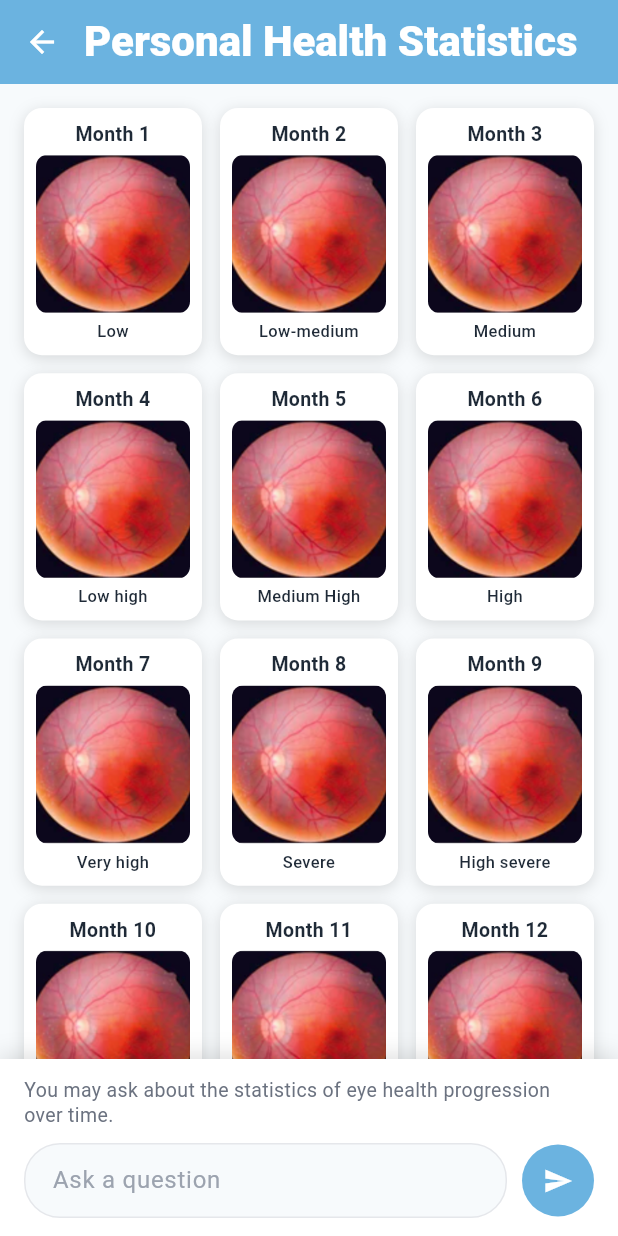
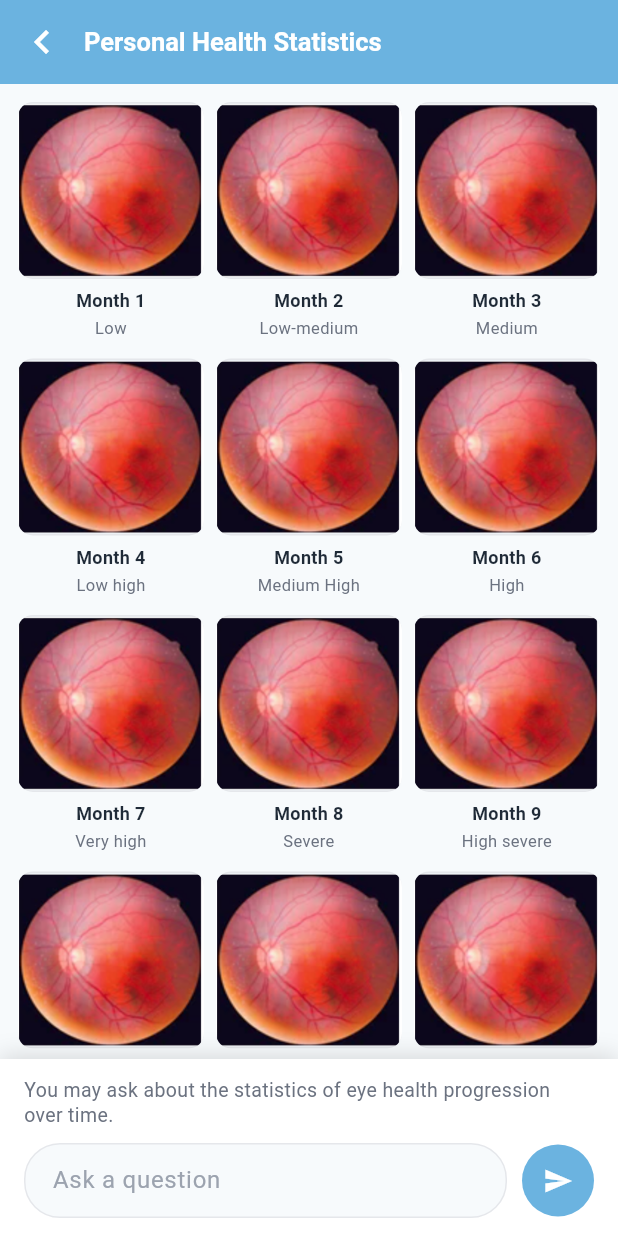
Before and after one commit to amatyaichhya/eye-health, a Flutter app: the screen it shows after launch, after a tap on "Personal Health Statistics", on a phone screen of 412 x 824 dp. Run offline on Flutter 3.47's test engine with Material 3 defaults, Android fonts, the phone set to English and light mode, and no system bars; our stand-ins replace camera, fl_chart, flutter_native_splash, image_picker, nb_utils, permission_handler.

Commit message:
feat: Changed app colors and components in statistics and assistant pages

```diff
--- a/lib/pages/statistics_screen/ai_statistics_screen.dart
+++ b/lib/pages/statistics_screen/ai_statistics_screen.dart
@@ -20,7 +20,7 @@ class _AiStatisticsScreenState extends State<AiStatisticsScreen> {
   Widget build(BuildContext context) {
     return Scaffold(
       backgroundColor: const Color(0xFFF5F5F5),
-      appBar: EyeHealthAppbar(),
+      appBar: const EyeHealthAppbar(title: 'Personal Health Statistics'),
       body: SafeArea(
         child: Padding(
           padding: const EdgeInsets.symmetric(horizontal: 16.0, vertical: 0.0),
--- a/lib/pages/statistics_screen/statistics_screen.dart
+++ b/lib/pages/statistics_screen/statistics_screen.dart
@@ -13,18 +13,18 @@ class _StatisticsScreenState extends State<StatisticsScreen> {
   final TextEditingController _messageController = TextEditingController();
 
   final List<Map<String, dynamic>> monthlyData = [
-    {'month': 'Month 1', 'risk': 'Low', 'color': Colors.green.shade600},
-    {'month': 'Month 2', 'risk': 'Low-medium', 'color': Colors.orange.shade600},
-    {'month': 'Month 3', 'risk': 'Medium', 'color': Colors.orange.shade700},
-    {'month': 'Month 4', 'risk': 'Low high', 'color': Colors.red.shade600},
-    {'month': 'Month 5', 'risk': 'Medium High', 'color': Colors.red.shade700},
-    {'month': 'Month 6', 'risk': 'High', 'color': Colors.red.shade800},
-    {'month': 'Month 7', 'risk': 'Very high', 'color': Colors.red.shade900},
-    {'month': 'Month 8', 'risk': 'Severe', 'color': Colors.red.shade900},
-    {'month': 'Month 9', 'risk': 'High severe', 'color': Colors.red.shade900},
-    {'month': 'Month 10', 'risk': 'High severe', 'color': Colors.red.shade900},
-    {'month': 'Month 11', 'risk': 'High severe', 'color': Colors.red.shade900},
-    {'month': 'Month 12', 'risk': 'High severe', 'color': Colors.red.shade900},
+    {'month': 'Month 1', 'risk': 'Low'},
+    {'month': 'Month 2', 'risk': 'Low-medium'},
+    {'month': 'Month 3', 'risk': 'Medium'},
+    {'month': 'Month 4', 'risk': 'Low high'},
+    {'month': 'Month 5', 'risk': 'Medium High'},
+    {'month': 'Month 6', 'risk': 'High'},
+    {'month': 'Month 7', 'risk': 'Very high'},
+    {'month': 'Month 8', 'risk': 'Severe'},
+    {'month': 'Month 9', 'risk': 'High severe'},
+    {'month': 'Month 10', 'risk': 'High severe'},
+    {'month': 'Month 11', 'risk': 'High severe'},
+    {'month': 'Month 12', 'risk': 'High severe'},
   ];
 
   @override
@@ -39,10 +39,17 @@ class _StatisticsScreenState extends State<StatisticsScreen> {
       backgroundColor: AppColors.background,
       appBar: AppBar(
         leading: IconButton(
-          icon: const Icon(Icons.arrow_back),
+          icon: const Icon(Icons.chevron_left, size: 32),
           onPressed: () => Navigator.pop(context),
         ),
-        title: const Text('Personal Health Statistics'),
+        title: const Text(
+          'Personal Health Statistics',
+          style: TextStyle(
+            fontSize: 17,
+            fontWeight: FontWeight.w600,
+            color: Colors.white,
+          ),
+        ),
         titleSpacing: 0,
         centerTitle: false,
       ),
@@ -53,17 +60,18 @@ class _StatisticsScreenState extends State<StatisticsScreen> {
           children: [
             Expanded(
               child: GridView.builder(
-                padding: const EdgeInsets.fromLTRB(16, 16, 16, 8),
+                padding: const EdgeInsets.all(12),
                 gridDelegate: const SliverGridDelegateWithFixedCrossAxisCount(
                   crossAxisCount: 3,
-                  crossAxisSpacing: 12,
+                  crossAxisSpacing: 8,
                   mainAxisSpacing: 12,
-                  childAspectRatio: 0.72,
+                  // Square image + two caption lines underneath
+                  childAspectRatio: 0.78,
                 ),
                 itemCount: monthlyData.length,
                 itemBuilder: (context, index) {
                   final data = monthlyData[index];
-                  return _MonthCard(
+                  return _GalleryTile(
                     month: data['month'] as String,
                     risk: data['risk'] as String,
                   );
@@ -101,77 +109,64 @@ class _StatisticsScreenState extends State<StatisticsScreen> {
   }
 }
 
-class _MonthCard extends StatelessWidget {
+/// Standard gallery-style tile: square thumbnail + captions below.
+class _GalleryTile extends StatelessWidget {
   final String month;
   final String risk;
 
-  const _MonthCard({
+  const _GalleryTile({
     required this.month,
     required this.risk,
   });
 
   @override
   Widget build(BuildContext context) {
-    return Container(
-      decoration: BoxDecoration(
-        color: AppColors.surface,
-        borderRadius: BorderRadius.circular(12),
-        boxShadow: const [
-          BoxShadow(
-            color: Color(0x22000000),
-            blurRadius: 8,
-            offset: Offset(0, 2),
-          ),
-        ],
-      ),
-      clipBehavior: Clip.antiAlias,
-      child: Column(
+    return Column(
       crossAxisAlignment: CrossAxisAlignment.stretch,
       children: [
-          Padding(
-            padding: const EdgeInsets.fromLTRB(6, 8, 6, 4),
-            child: Text(
+        Expanded(
+          child: DecoratedBox(
+            decoration: BoxDecoration(
+              color: const Color(0xFFEEF2F6),
+              borderRadius: BorderRadius.circular(10),
+              border: Border.all(color: const Color(0xFFE5E7EB)),
+            ),
+            child: ClipRRect(
+              borderRadius: BorderRadius.circular(10),
+              child: Image.asset(
+                'assets/images/sample_1.png',
+                fit: BoxFit.contain,
+                width: double.infinity,
+                height: double.infinity,
+                alignment: Alignment.center,
+              ),
+            ),
+          ),
+        ),
+        const SizedBox(height: 6),
+        Text(
           month,
           textAlign: TextAlign.center,
           maxLines: 1,
           overflow: TextOverflow.ellipsis,
           style: const TextStyle(
-                fontSize: 13,
+            fontSize: 12,
             fontWeight: FontWeight.w600,
             color: AppColors.textPrimary,
           ),
         ),
-          ),
-          Expanded(
-            child: Padding(
-              padding: const EdgeInsets.symmetric(horizontal: 8),
-              child: ClipRRect(
-                borderRadius: BorderRadius.circular(8),
-                child: Image.asset(
-                  'assets/images/sample_1.png',
-                  fit: BoxFit.cover,
-                  width: double.infinity,
-                  height: double.infinity,
-                ),
-              ),
-            ),
-          ),
-          Padding(
-            padding: const EdgeInsets.fromLTRB(6, 4, 6, 8),
-            child: Text(
+        const SizedBox(height: 2),
+        Text(
           risk,
           textAlign: TextAlign.center,
-              maxLines: 2,
+          maxLines: 1,
           overflow: TextOverflow.ellipsis,
           style: const TextStyle(
             fontSize: 11,
-                fontWeight: FontWeight.w500,
-                color: AppColors.textPrimary,
-              ),
+            color: Color(0xFF6B7280),
           ),
         ),
       ],
-      ),
     );
   }
 }
--- a/lib/theme/app_theme.dart
+++ b/lib/theme/app_theme.dart
@@ -28,8 +28,8 @@ class AppTheme {
         centerTitle: true,
         systemOverlayStyle: SystemUiOverlayStyle.light,
         titleTextStyle: TextStyle(
-          fontSize: 28,
-          fontWeight: FontWeight.w800,
+          fontSize: 18,
+          fontWeight: FontWeight.w600,
           color: Colors.white,
         ),
         iconTheme: IconThemeData(color: Colors.white),
```
Also changed, not shown: lib/global_widget/eye_health_appbar.dart (+27 -18 lines), lib/pages/image_processing_screen/image_processing_screen.dart (+64 -39 lines), lib/pages/image_processing_screen/static_image_processing_screen.dart (+9 -30 lines). Lines whose indentation alone changed are shown as unchanged.
